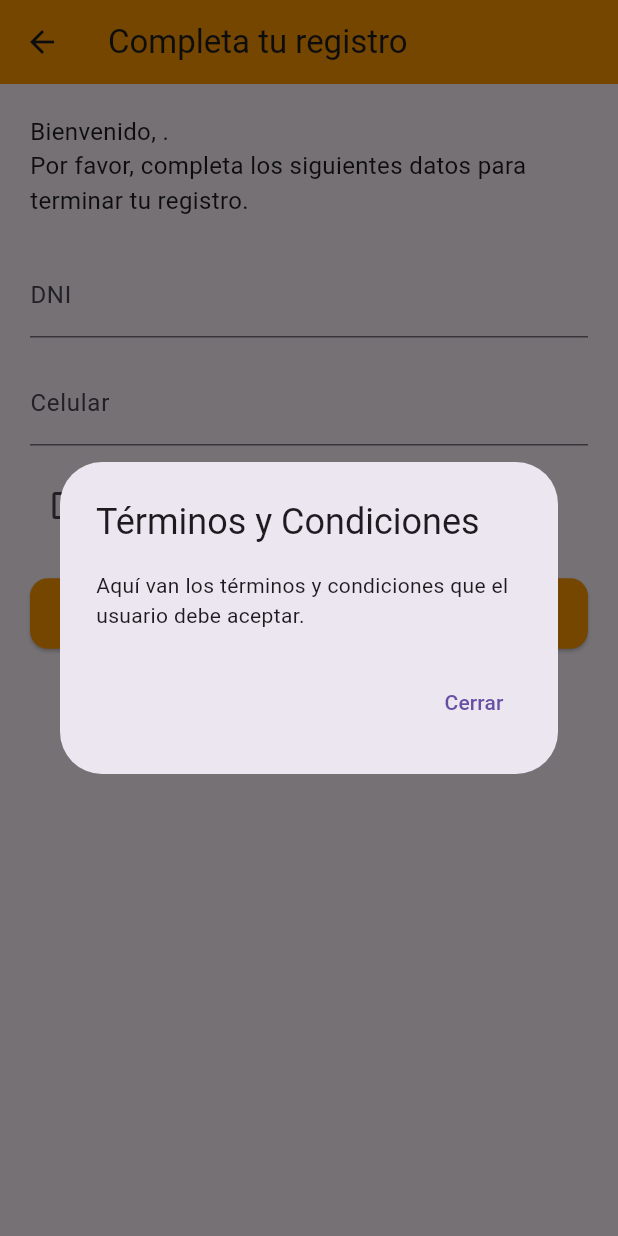
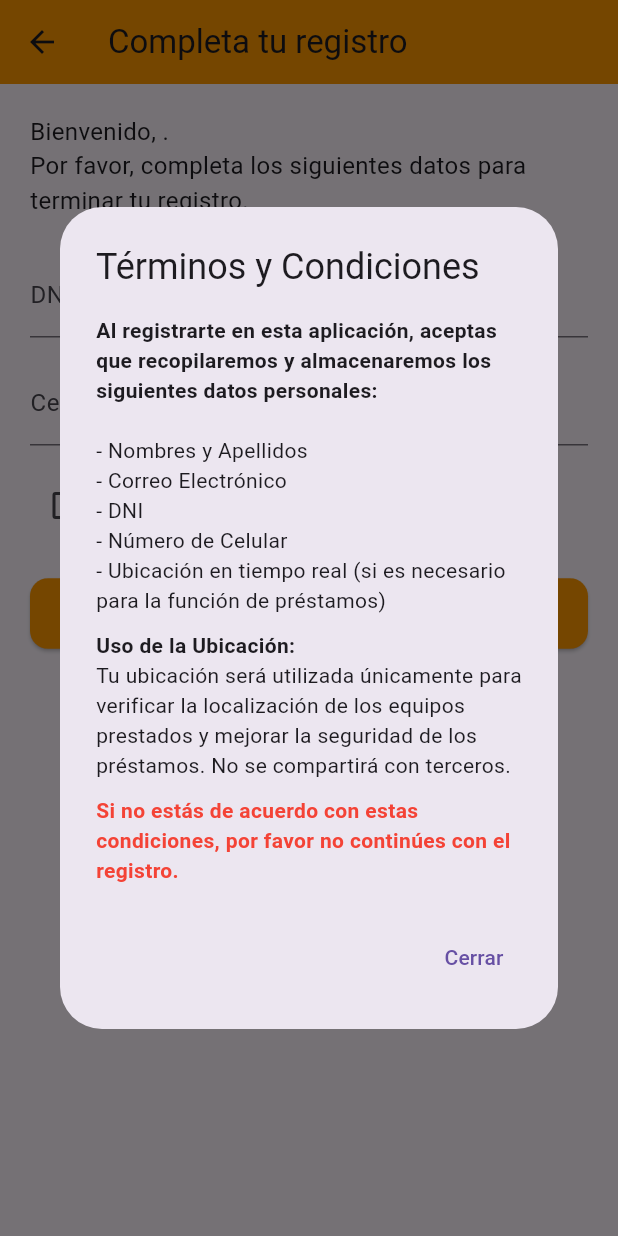
Before and after one commit to Kenss12345/app_comu, a Flutter app: the CompletarDatosScreen screen opened directly with empty values, after a tap on "Acepto los términos y condiciones.", on a phone screen of 412 x 824 dp. Run offline on Flutter 3.47's test engine with Material 3 defaults, Android fonts, the phone set to English and light mode, and no system bars; our stand-ins replace carousel_slider, cloud_firestore, firebase_auth, firebase_core, google_maps_flutter, google_sign_in; missing offline and left inert: mailer; accounts and stored records are empty.

```diff
--- a/lib/screens/completar_datos_screen.dart
+++ b/lib/screens/completar_datos_screen.dart
@@ -69,7 +69,37 @@ class _CompletarDatosScreenState extends State<CompletarDatosScreen> {
       context: context,
       builder: (ctx) => AlertDialog(
         title: const Text("Términos y Condiciones"),
-        content: const Text("Aquí van los términos y condiciones que el usuario debe aceptar."),
+          content: SingleChildScrollView(
+              child: Column(
+                crossAxisAlignment: CrossAxisAlignment.start,
+                children: const [
+                  Text(
+                    "Al registrarte en esta aplicación, aceptas que recopilaremos y almacenaremos "
+                    "los siguientes datos personales:\n",
+                    style: TextStyle(fontWeight: FontWeight.bold),
+                  ),
+                  Text("- Nombres y Apellidos"),
+                  Text("- Correo Electrónico"),
+                  Text("- DNI"),
+                  Text("- Número de Celular"),
+                  Text("- Ubicación en tiempo real (si es necesario para la función de préstamos)"),
+                  SizedBox(height: 10),
+                  Text(
+                    "Uso de la Ubicación:",
+                    style: TextStyle(fontWeight: FontWeight.bold),
+                  ),
+                  Text(
+                    "Tu ubicación será utilizada únicamente para verificar la localización de los equipos prestados "
+                    "y mejorar la seguridad de los préstamos. No se compartirá con terceros.",
+                  ),
+                  SizedBox(height: 10),
+                  Text(
+                    "Si no estás de acuerdo con estas condiciones, por favor no continúes con el registro.",
+                    style: TextStyle(fontWeight: FontWeight.bold, color: Colors.red),
+                  ),
+                ],
+              ),
+            ),
         actions: [
           TextButton(
             onPressed: () => Navigator.pop(ctx),
```
Also changed, not shown: lib/screens/usuarios_con_equipos_screen.dart (+21 -1 lines).
